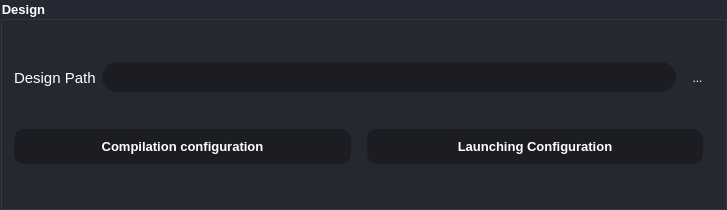
The window that UiFiles/DesignBox.ui (bassant-hisham/Anomalies-Tracker-Siemens-Academy) describes before a commit, drawn with Qt 5.
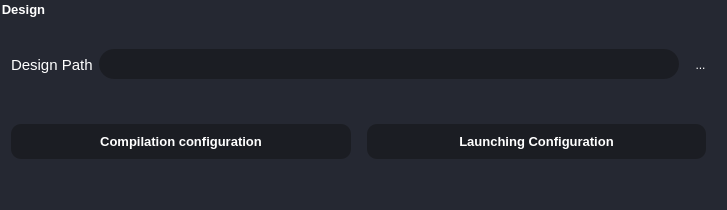
The same window after the commit. Icons and pictures are not drawn.

```diff
--- a/UiFiles/DesignBox.ui
+++ b/UiFiles/DesignBox.ui
@@ -24,6 +24,7 @@
    <string notr="true">QGroupBox{
 background-color:rgb(37, 40, 50);
 color: white;
+	border-radius: 15px;
 }
 QLabel{
 color: white;
```
Left out of the diff: 18 changed lines with no effect on the pictures.
